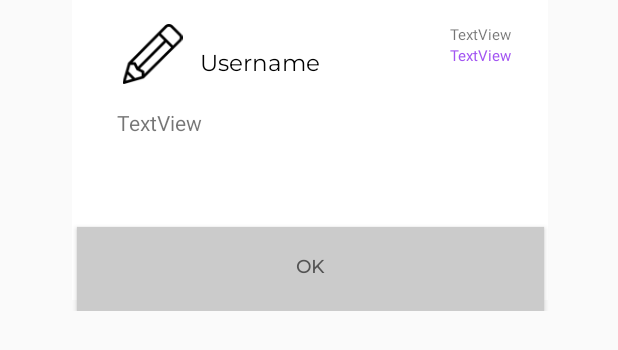
After one commit to xxgift/ClassAttendance, an Android app: the layout popup_postdetail.xml on its own in the app's theme, with its tools: preview values and no code run, on a phone screen of 412 x 824 dp. The commit adds this screen. Shown: the top 350 px of the screen. Run offline under Robolectric (Android 15) with nearby library versions, the phone set to English and light mode, and no system bars; Roboto replaces fonts that are not available here.

Commit message:
popup for showing post detail

```diff
--- a/app/src/main/java/com/mahidol/classattendance/Fragments/ChatroomFragment.kt
+++ b/app/src/main/java/com/mahidol/classattendance/Fragments/ChatroomFragment.kt
@@ -91,7 +91,7 @@ class ChatroomFragment : Fragment() {
 
             }
         })
-        adapter = ChatroomAdapter(context!!, R.layout.list_post, postList)
+        adapter = ChatroomAdapter(context!!,activity!!, R.layout.list_post, postList)
         listview_chatroom!!.adapter = adapter
 
 
--- a/app/src/main/res/layout/list_post.xml
+++ b/app/src/main/res/layout/list_post.xml
@@ -1,8 +1,8 @@
 <?xml version="1.0" encoding="utf-8"?>
-<androidx.constraintlayout.widget.ConstraintLayout
-    xmlns:android="http://schemas.android.com/apk/res/android"
+<androidx.constraintlayout.widget.ConstraintLayout xmlns:android="http://schemas.android.com/apk/res/android"
     xmlns:app="http://schemas.android.com/apk/res-auto"
     xmlns:tools="http://schemas.android.com/tools"
+    android:id="@+id/layout_list_post"
     android:layout_width="match_parent"
     android:layout_height="match_parent">
 
--- /dev/null
+++ b/app/src/main/res/layout/popup_postdetail.xml
@@ -0,0 +1,106 @@
+<?xml version="1.0" encoding="utf-8"?>
+<androidx.constraintlayout.widget.ConstraintLayout
+    xmlns:android="http://schemas.android.com/apk/res/android"
+    xmlns:app="http://schemas.android.com/apk/res-auto"
+    xmlns:tools="http://schemas.android.com/tools"
+    android:layout_width="match_parent"
+    android:layout_height="wrap_content">
+
+    <View
+        android:id="@+id/view"
+        android:layout_width="317dp"
+        android:layout_height="200dp"
+        android:background="#FFFFFF"
+        app:layout_constraintBottom_toBottomOf="parent"
+        app:layout_constraintEnd_toEndOf="parent"
+        app:layout_constraintHorizontal_bias="0.51"
+        app:layout_constraintStart_toStartOf="parent"
+        app:layout_constraintTop_toTopOf="parent"
+        app:layout_constraintVertical_bias="0.0" />
+
+
+    <TextView
+        android:id="@+id/popup_post_username"
+        android:layout_width="0dp"
+        android:layout_height="wrap_content"
+        android:layout_marginStart="85dp"
+        android:layout_marginTop="32dp"
+        android:layout_marginEnd="116dp"
+        android:fontFamily="@font/montserrat"
+        android:maxLines="1"
+        android:text="Username"
+        android:textColor="#000000"
+        android:textSize="15sp"
+        app:layout_constraintEnd_toEndOf="@+id/view"
+        app:layout_constraintStart_toStartOf="@+id/view"
+        app:layout_constraintTop_toTopOf="@+id/view" />
+
+    <TextView
+        android:id="@+id/popup_post_time"
+        android:layout_width="wrap_content"
+        android:layout_height="wrap_content"
+        android:layout_marginTop="16dp"
+        android:layout_marginEnd="24dp"
+        android:maxLines="1"
+        android:text="TextView"
+        android:textSize="10sp"
+        app:layout_constraintEnd_toEndOf="@+id/view"
+        app:layout_constraintHorizontal_bias="1.0"
+        app:layout_constraintStart_toStartOf="@+id/view"
+        app:layout_constraintTop_toTopOf="parent" />
+
+    <TextView
+        android:id="@+id/popup_post_content"
+        android:layout_width="wrap_content"
+        android:layout_height="wrap_content"
+        android:layout_marginStart="30dp"
+        android:maxLines="3"
+        android:text="TextView"
+        app:layout_constraintBottom_toBottomOf="@+id/view"
+        app:layout_constraintEnd_toEndOf="@+id/view"
+        app:layout_constraintHorizontal_bias="0.0"
+        app:layout_constraintStart_toStartOf="@+id/view"
+        app:layout_constraintTop_toTopOf="@+id/view"
+        app:layout_constraintVertical_bias="0.397" />
+
+    <TextView
+        android:id="@+id/popup_post_course"
+        android:layout_width="wrap_content"
+        android:layout_height="wrap_content"
+        android:layout_marginEnd="24dp"
+        android:maxLines="1"
+        android:text="TextView"
+        android:textColor="#A254F2"
+        android:textSize="10sp"
+        app:layout_constraintEnd_toEndOf="@+id/view"
+        app:layout_constraintTop_toBottomOf="@+id/popup_post_time" />
+
+    <Button
+        android:id="@+id/popup_post_okbtn"
+        android:layout_width="311dp"
+        android:layout_height="56dp"
+        android:layout_marginTop="151dp"
+        android:background="#CBCBCB"
+        android:fontFamily="@font/montserrat"
+        android:text="OK"
+        android:textAllCaps="true"
+        android:textColor="#535353"
+        android:textSize="12sp"
+        android:textStyle="bold"
+        app:layout_constraintEnd_toEndOf="@+id/view"
+        app:layout_constraintStart_toStartOf="@+id/view"
+        app:layout_constraintTop_toTopOf="@+id/view" />
+
+    <ImageView
+        android:id="@+id/imageView17"
+        android:layout_width="47dp"
+        android:layout_height="40dp"
+        android:layout_marginStart="30dp"
+        android:layout_marginTop="16dp"
+        app:layout_constraintEnd_toStartOf="@+id/textView8"
+        app:layout_constraintHorizontal_bias="0.0"
+        app:layout_constraintStart_toStartOf="@+id/view"
+        app:layout_constraintTop_toTopOf="@+id/view"
+        app:srcCompat="@mipmap/ic_pencil" />
+
+</androidx.constraintlayout.widget.ConstraintLayout>
```
Also changed, not shown: app/src/main/java/com/mahidol/classattendance/Adapter/ChatroomAdapter.kt (+25 -1 lines), app/src/main/java/com/mahidol/classattendance/Fragments/popup_postdetail_Fragment.kt (added, +83 -0 lines).
